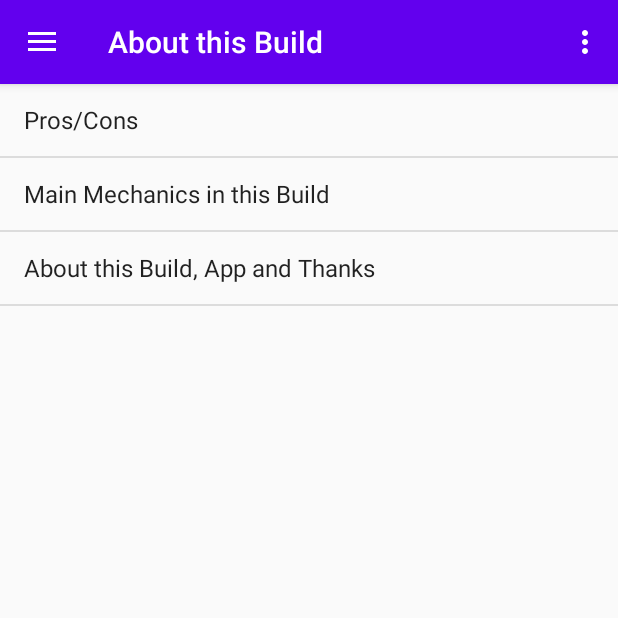
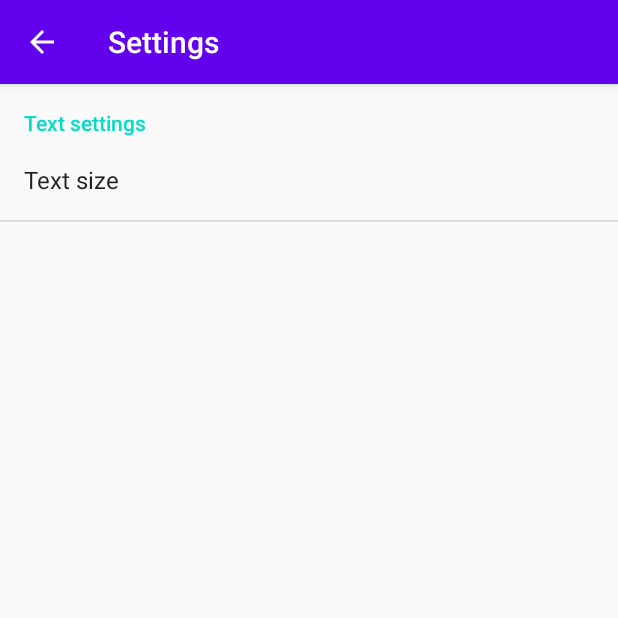
Before and after one commit to SaienkoDmytro/Enki, an Android app: the MainActivity screen opened directly, with no data from a screen before it, in the options menu, after a tap on "Settings", on a phone screen of 412 x 824 dp, the top half of it. Run offline under Robolectric (Android 15) with nearby library versions, the phone set to English and light mode, and no system bars; our stand-ins replace navigation-ui.

Commit message:
made textsize set

```diff
--- a/app/src/main/AndroidManifest.xml
+++ b/app/src/main/AndroidManifest.xml
@@ -21,6 +21,7 @@
         </activity>
         <activity android:name=".Text_Content_Activity" />
         <activity android:name=".MainActivity" android:theme="@style/AppTheme.NoActionBar"/>
+        <activity android:name=".Settings.settingsActivity" />
     </application>
 
 </manifest>
--- a/app/src/main/java/com/example/test1/MainActivity.java
+++ b/app/src/main/java/com/example/test1/MainActivity.java
@@ -10,6 +10,7 @@ import android.widget.ArrayAdapter;
 import android.widget.ListView;
 import android.widget.Toast;
 
+import com.example.test1.Settings.settingsActivity;
 import com.google.android.material.floatingactionbutton.FloatingActionButton;
 import com.google.android.material.snackbar.Snackbar;
 import com.google.android.material.navigation.NavigationView;
@@ -74,6 +75,31 @@ startActivity(intent);
         toolbar.setTitle(R.string.menu_about);
         return true;
     }
+    @Override
+    public void onBackPressed() {
+        DrawerLayout drawer = findViewById(R.id.drawer_layout);
+        if (drawer.isDrawerOpen(GravityCompat.START)) {
+            drawer.closeDrawer(GravityCompat.START);
+        } else {
+            super.onBackPressed();
+        }
+    }
+    @Override
+    public boolean onOptionsItemSelected(MenuItem item) {
+// Handle action bar item clicks here. The action bar will
+        // automatically handle clicks on the Home/Up button, so long
+        // as you specify a parent activity in AndroidManifest.xml.
+        int id = item.getItemId();
+
+//noinspection SimplifiableIfStatement
+        if (id == R.id.action_settings) {
+            Intent i = new Intent(MainActivity.this, settingsActivity.class);
+            startActivity(i);
+        }
+
+        return super.onOptionsItemSelected(item);
+    }
+
 
 
     @Override
--- /dev/null
+++ b/app/src/main/java/com/example/test1/Settings/SettingsFragment.java
@@ -0,0 +1,16 @@
+package com.example.test1.Settings;
+
+import android.os.Bundle;
+import android.preference.PreferenceFragment;
+
+import androidx.annotation.Nullable;
+
+import com.example.test1.R;
+
+public class SettingsFragment extends PreferenceFragment {
+    @Override
+    public void onCreate(@Nullable Bundle savedInstanceState) {
+        super.onCreate(savedInstanceState);
+        addPreferencesFromResource(R.xml.pref_screen);
+    }
+}
--- /dev/null
+++ b/app/src/main/java/com/example/test1/Settings/settingsActivity.java
@@ -0,0 +1,34 @@
+package com.example.test1.Settings;
+
+import android.os.Bundle;
+import android.os.PersistableBundle;
+import android.view.MenuItem;
+
+import androidx.annotation.NonNull;
+import androidx.annotation.Nullable;
+import androidx.appcompat.app.ActionBar;
+import androidx.appcompat.app.AppCompatActivity;
+
+import com.example.test1.R;
+
+public class settingsActivity extends AppCompatActivity {
+    private ActionBar actionBar;
+    @Override
+    public void onCreate(@Nullable Bundle savedInstanceState) {
+        super.onCreate(savedInstanceState);
+        if(getSupportActionBar() !=null){
+actionBar = getSupportActionBar();
+actionBar.setDisplayHomeAsUpEnabled(true);
+actionBar.setTitle(R.string.action_settings);
+        }
+getFragmentManager().beginTransaction().replace(android.R.id.content, new SettingsFragment()).commit();
+    }
+
+    @Override
+    public boolean onOptionsItemSelected(@NonNull MenuItem item) {
+        if (item.getItemId() == android.R.id.home){
+         finish();
+        }
+        return true;
+    }
+}
--- a/app/src/main/java/com/example/test1/Text_Content_Activity.java
+++ b/app/src/main/java/com/example/test1/Text_Content_Activity.java
@@ -1,20 +1,24 @@
 package com.example.test1;
 
 import android.content.Intent;
+import android.content.SharedPreferences;
 import android.graphics.Typeface;
 import android.os.Bundle;
-import android.os.PersistableBundle;
+import android.preference.PreferenceManager;
 import android.text.method.LinkMovementMethod;
+import android.view.MenuItem;
 import android.widget.ImageView;
 import android.widget.TextView;
 
+import androidx.annotation.NonNull;
 import androidx.annotation.Nullable;
 import androidx.appcompat.app.ActionBar;
 import androidx.appcompat.app.AppCompatActivity;
 
 public class Text_Content_Activity extends AppCompatActivity {
+    private int category;
+    private SharedPreferences def_pref;
     private ActionBar actionBar;
-    private int category;
     private TextView text_content;
     private Typeface face1;
     private int position;
@@ -87,9 +91,35 @@ imageContent.setImageResource(array_image_about[position]);
 }
     }
     private void init(){
+        def_pref = PreferenceManager.getDefaultSharedPreferences(this);
         text_content = findViewById(R.id.text_youtube);
         imageContent = findViewById(R.id.imageContent);
         face1 = Typeface.createFromAsset(this.getAssets(), "fonts/Spartan-Regular.ttf");
         text_content.setTypeface(face1);
+        if(getSupportActionBar() !=null) {
+            actionBar = getSupportActionBar();
+            actionBar.setDisplayHomeAsUpEnabled(true);
+        }
+        String text = def_pref.getString("main_text_size", "Regular");
+        if(text != null) {
+            switch (text) {
+                case "Big":
+                    text_content.setTextSize(24);
+                    break;
+                case "Regular":
+                    text_content.setTextSize(18);
+                    break;
+                case "Small":
+                    text_content.setTextSize(14);
+                    break;
+            }
+        }
+    }
+    @Override
+    public boolean onOptionsItemSelected(@NonNull MenuItem item) {
+        if (item.getItemId() == android.R.id.home){
+            finish();
+        }
+        return true;
     }
 }
--- a/app/src/main/res/layout/text_content.xml
+++ b/app/src/main/res/layout/text_content.xml
@@ -39,7 +39,8 @@
                 android:layout_width="match_parent"
                 android:layout_height="match_parent"
                 android:layout_marginTop="5dp"
-                android:text="@string/text_video" />
+                android:text="@string/text_video"
+                android:textSize="14sp" />
 
             <LinearLayout
                 android:layout_width="match_parent"
--- a/app/src/main/res/values/arrays.xml
+++ b/app/src/main/res/values/arrays.xml
@@ -37,4 +37,10 @@
         <item>Mapmods</item>
         <item>Bossfights</item>
     </string-array>
+
+    <string-array name="text_size_array">
+        <item>Big</item>
+        <item>Regular</item>
+        <item>Small</item>
+    </string-array>
 </resources>
--- a/app/src/main/res/values/strings.xml
+++ b/app/src/main/res/values/strings.xml
@@ -15,6 +15,8 @@
     <string name="menu_gem">Gem Setup</string>
     <string name="menu_gear">Gear, Jewels, Flasks</string>
     <string name="menu_mapping">Mapping, Bossfights</string>
+    <string name="settings_menu1">Text settings</string>
+    <string name="text_size">Text size</string>
     <string name="text_video"> <a href="https://www.youtube.com/watch?v=Qfoogi5j4IM">Elder</a> \n <a href="https://www.youtube.com/watch?v=uml3Fr5cEro">Shaper</a> \n <a href="https://www.youtube.com/watch?v=81_gQ-4ZZ6c">Uber Elder</a> \n <a href="https://www.youtube.com/watch?v=lwcSiBrRaQE">Juiced T16 Toxic Sewer</a> \n <i>Will eventually record more when I have time!</i> </string>
     <string name="text_video1">I\'m also going to start in Harvest SSFHC with this build live at <a href="https://www.twitch.tv/enki91">twitch.tv/enki91</a></string>
     <string name="text_PB">Path of Building link and Browser Version\n<a href="https://pastebin.com/r3EEZjCa">Link to build</a> (<b><i>read the Notes after importing!</i></b>)\n<a href="https://pob.party/">Browser Version</a>\n<b><i>I know that some people jump straight to the PoB without ever reading the guide, which often leads to failure and is then blamed on the build. Don\'t be that person!</i></b>\nI\'ve invested lots of time into this guide and find it very rude when people just disregard that
--- /dev/null
+++ b/app/src/main/res/xml/pref_screen.xml
@@ -0,0 +1,13 @@
+<?xml version="1.0" encoding="utf-8"?>
+<PreferenceScreen xmlns:android="http://schemas.android.com/apk/res/android">
+
+    <PreferenceCategory android:title="@string/settings_menu1">
+
+        <ListPreference
+            android:defaultValue="Regular"
+            android:entries="@array/text_size_array"
+            android:entryValues="@array/text_size_array"
+            android:key="main_text_size"
+            android:title="@string/text_size" />
+    </PreferenceCategory>
+</PreferenceScreen>
```
